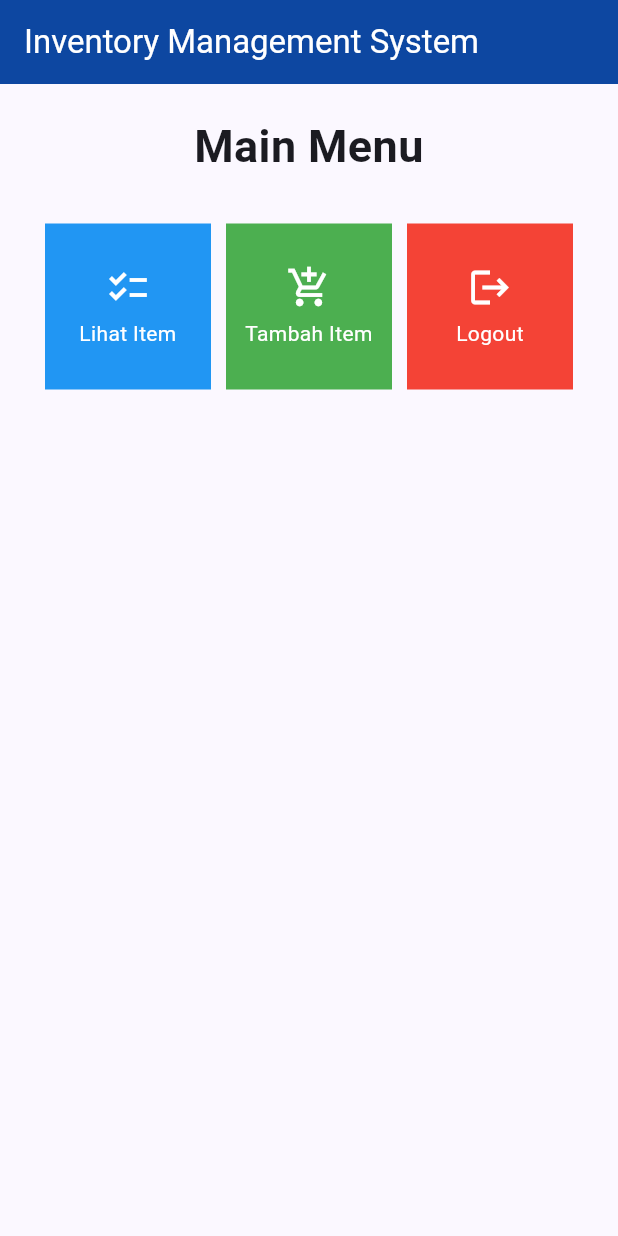
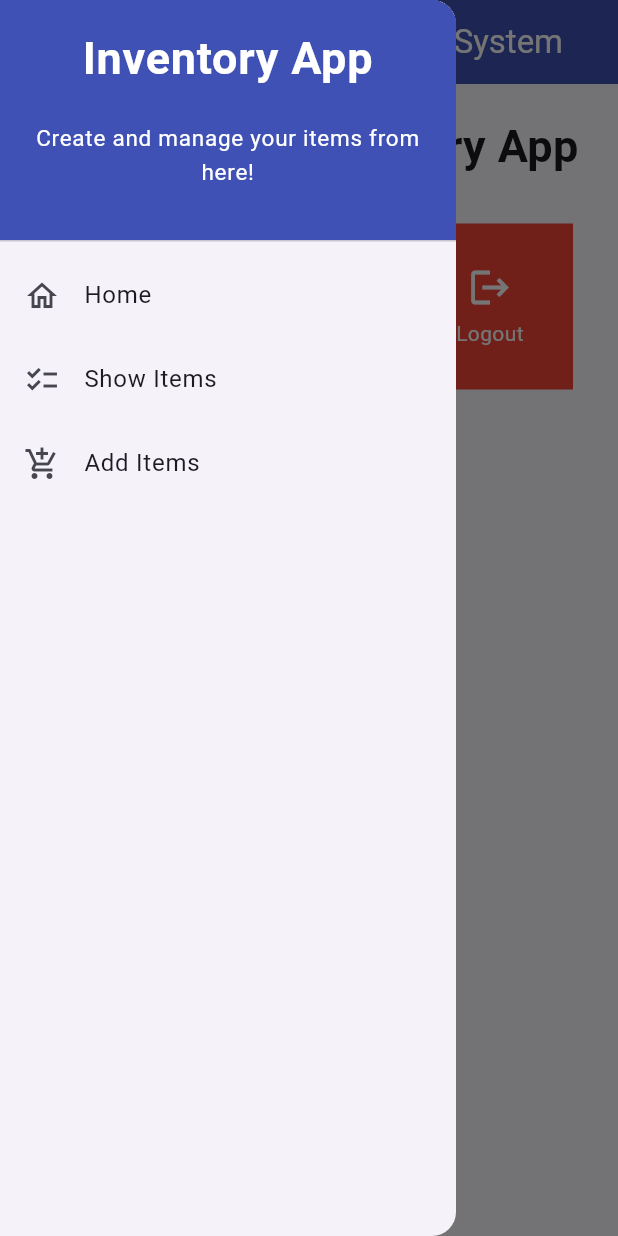
Before and after one commit to hilaldfzn/inventory-app-mobile, a Flutter app: the screen it shows after launch, with the side drawer open (before the commit the screen has no drawer), on a phone screen of 412 x 824 dp. Run offline on Flutter 3.47's test engine with Material 2 defaults, Android fonts, the light colour scheme and no system bars.

Commit message:
Tugas 8: Bonus done

```diff
--- a/lib/main.dart
+++ b/lib/main.dart
@@ -1,5 +1,5 @@
 import 'package:flutter/material.dart';
-import 'package:inventory_app_mobile/menu.dart';
+import 'package:inventory_app_mobile/screens/menu.dart';
 
 void main() {
   runApp(const MyApp());
--- a/lib/menu.dart
+++ /dev/null
@@ -1,107 +0,0 @@
-import 'package:flutter/material.dart';
-
-class MyHomePage extends StatelessWidget {
-  MyHomePage({Key? key}) : super(key: key);
-
-  final List<Item> items = [
-    Item("Lihat Item", Icons.checklist, Colors.blue),
-    Item("Tambah Item", Icons.add_shopping_cart, Colors.green),
-    Item("Logout", Icons.logout, Colors.red),
-  ];
-
-  @override
-  Widget build(BuildContext context) {
-    return Scaffold(
-      appBar: AppBar(
-        backgroundColor: Colors.blue[900],
-        title: const Text(
-          'Inventory Management System',
-          style: TextStyle(color: Colors.white),
-        ),
-      ),
-      body: SingleChildScrollView(
-        child: Padding(
-          padding: const EdgeInsets.all(10.0),
-          child: Column(
-            children: <Widget>[
-              const Padding(
-                padding: EdgeInsets.only(top: 10.0, bottom: 10.0),
-                child: Text(
-                  'Main Menu',
-                  textAlign: TextAlign.center,
-                  style: TextStyle(
-                    fontSize: 30,
-                    fontWeight: FontWeight.bold,
-                  ),
-                ),
-              ),
-              GridView.count(
-                primary: true,
-                padding: const EdgeInsets.all(20),
-                crossAxisSpacing: 10,
-                mainAxisSpacing: 10,
-                crossAxisCount: 3,
-                shrinkWrap: true,
-                children: items.map((Item item) {
-                  return ItemCard(item);
-                }).toList(),
-              ),
-            ],
-          ),
-        ),
-      ),
-    );
-  }
-}
-
-class Item {
-  final String name;
-  final IconData icon;
-  final Color color;
-  Item(this.name, this.icon, this.color);
-}
-
-class ItemCard extends StatelessWidget {
-  final Item item;
-
-  const ItemCard(this.item, {super.key}); // Constructor
-
-  @override
-  Widget build(BuildContext context) {
-    return Material(
-      color: item.color,
-      child: InkWell(
-        // Area responsive terhadap sentuhan
-        onTap: () {
-          // Memunculkan SnackBar ketika diklik
-          ScaffoldMessenger.of(context)
-            ..hideCurrentSnackBar()
-            ..showSnackBar(SnackBar(
-                content: Text("Kamu telah menekan tombol ${item.name}!")));
-        },
-        child: Container(
-          // Container untuk menyimpan Icon dan Text
-          padding: const EdgeInsets.all(8),
-          child: Center(
-            child: Column(
-              mainAxisAlignment: MainAxisAlignment.center,
-              children: [
-                Icon(
-                  item.icon,
-                  color: Colors.white,
-                  size: 30.0,
-                ),
-                const Padding(padding: EdgeInsets.all(3)),
-                Text(
-                  item.name,
-                  textAlign: TextAlign.center,
-                  style: const TextStyle(color: Colors.white),
-                ),
-              ],
-            ),
-          ),
-        ),
-      ),
-    );
-  }
-}
--- /dev/null
+++ b/lib/screens/menu.dart
@@ -0,0 +1,65 @@
+import 'package:flutter/material.dart';
+import 'package:inventory_app_mobile/widgets/left_drawer.dart';
+import 'package:inventory_app_mobile/widgets/menu_card.dart';
+
+class MyHomePage extends StatelessWidget {
+  MyHomePage({Key? key}) : super(key: key);
+
+  final List<MenuItem> items = [
+    MenuItem("Show Items", Icons.checklist, Colors.blue),
+    MenuItem("Add Items", Icons.add_shopping_cart, Colors.green),
+    MenuItem("Logout", Icons.logout, Colors.red),
+  ];
+
+  @override
+  Widget build(BuildContext context) {
+    return Scaffold(
+      appBar: AppBar(
+        centerTitle: false,
+        title: const Text(
+          'Inventory Management System',
+        ),
+        backgroundColor: Colors.indigo,
+        foregroundColor: Colors.white,
+      ),
+      drawer: const LeftDrawer(),
+      body: SingleChildScrollView(
+        // Widget wrapper yang dapat discroll
+        child: Padding(
+          padding: const EdgeInsets.all(10.0), // Set padding dari halaman
+          child: Column(
+            // Widget untuk menampilkan children secara vertikal
+            children: <Widget>[
+              const Padding(
+                padding: EdgeInsets.only(top: 10.0, bottom: 10.0),
+                // Widget Text untuk menampilkan tulisan dengan alignment center dan style yang sesuai
+                child: Text(
+                  'Welcome to Inventory App', // Text yang menandakan toko
+                  textAlign: TextAlign.center,
+                  style: TextStyle(
+                    fontSize: 30,
+                    fontWeight: FontWeight.bold,
+                  ),
+                ),
+              ),
+              // Grid layout
+              GridView.count(
+                // Container pada card kita.
+                primary: true,
+                padding: const EdgeInsets.all(20),
+                crossAxisSpacing: 10,
+                mainAxisSpacing: 10,
+                crossAxisCount: 3,
+                shrinkWrap: true,
+                children: items.map((MenuItem item) {
+                  // Iterasi untuk setiap item
+                  return MenuCard(item);
+                }).toList(),
+              ),
+            ],
+          ),
+        ),
+      ),
+    );
+  }
+}
--- /dev/null
+++ b/lib/widgets/left_drawer.dart
@@ -0,0 +1,86 @@
+import 'package:flutter/material.dart';
+import 'package:inventory_app_mobile/screens/menu.dart';
+import 'package:inventory_app_mobile/screens/item_form.dart';
+import 'package:inventory_app_mobile/screens/item_list.dart';
+
+class LeftDrawer extends StatelessWidget {
+  const LeftDrawer({super.key});
+
+  @override
+  Widget build(BuildContext context) {
+    return Drawer(
+      child: ListView(
+        children: [
+          const DrawerHeader(
+            decoration: BoxDecoration(
+              color: Colors.indigo,
+            ),
+            child: Column(
+              children: [
+                Text(
+                  'Inventory App',
+                  textAlign: TextAlign.center,
+                  style: TextStyle(
+                    fontSize: 30,
+                    fontWeight: FontWeight.bold,
+                    color: Colors.white,
+                  ),
+                ),
+                Padding(padding: EdgeInsets.all(10)),
+                Text(
+                  "Create and manage your items from here!",
+                  // Menambahkan gaya teks dengan center alignment, font ukuran 15, warna putih, dan weight biasa
+                  textAlign: TextAlign.center,
+                  style: TextStyle(
+                    fontSize: 15,
+                    color: Colors.white,
+                    fontWeight: FontWeight.normal,
+                  ),
+                ),
+              ],
+            ),
+          ),
+          // Routing
+          ListTile(
+            leading: const Icon(Icons.home_outlined),
+            title: const Text('Home'),
+            // Bagian redirection ke MyHomePage
+            onTap: () {
+              Navigator.pushReplacement(
+                  context,
+                  MaterialPageRoute(
+                    builder: (context) => MyHomePage(),
+                  ));
+            },
+          ),
+          ListTile(
+            leading: const Icon(Icons.checklist),
+            title: const Text('Show Items'),
+            // Bagian redirection ke ShopFormPage
+            onTap: () {
+              Navigator.pushReplacement(
+                  context,
+                  MaterialPageRoute(
+                    builder: (context) => const ItemsPage(),
+                  ));
+            },
+          ),
+          ListTile(
+            leading: const Icon(Icons.add_shopping_cart),
+            title: const Text('Add Items'),
+            // Bagian redirection ke ShopFormPage
+            onTap: () {
+              /*
+              Routing ke ShopFormPage di sini, setelah halaman ShopFormPage sudah dibuat.
+              */
+              Navigator.pushReplacement(
+                  context,
+                  MaterialPageRoute(
+                      builder: (context) => const ItemFormPage()));
+            },
+          ),
+        ],
+      ),
+    );
+  }
+}
--- /dev/null
+++ b/lib/widgets/menu_card.dart
@@ -0,0 +1,93 @@
+import 'package:flutter/material.dart';
+import 'package:inventory_app_mobile/screens/item_form.dart';
+import 'package:inventory_app_mobile/screens/item_list.dart';
+
+class MenuItem {
+  final String name;
+  final IconData icon;
+  final Color color;
+
+  MenuItem(this.name, this.icon, this.color);
+}
+
+class Item {
+  final String name;
+  final String category;
+  final int amount;
+  final int power;
+  final int price;
+  final String description;
+
+  Item({
+    required this.name,
+    required this.category,
+    required this.amount,
+    required this.power,
+    required this.price,
+    required this.description,
+  });
+}
+
+class MenuCard extends StatelessWidget {
+  final MenuItem item;
+
+  const MenuCard(this.item, {super.key}); // Constructor
+
+  @override
+  Widget build(BuildContext context) {
+    return Material(
+      color: item.color,
+      child: InkWell(
+        // Area responsive terhadap sentuhan
+        onTap: () {
+          // Memunculkan SnackBar ketika diklik
+          ScaffoldMessenger.of(context)
+            ..hideCurrentSnackBar()
+            ..showSnackBar(SnackBar(
+                content: Text("Kamu telah menekan tombol ${item.name}!")));
+
+          if (item.name == "Show Items") {
+            Navigator.push(
+                context,
+                MaterialPageRoute(
+                  builder: (context) => const ItemsPage(),
+                ));
+          }
+
+          // Navigate ke route yang sesuai (tergantung jenis tombol)
+          if (item.name == "Add Items") {
+            // Melakukan navigasi ke MaterialPageRoute yang mencakup ShopFormPage.
+            Navigator.push(
+              context,
+              MaterialPageRoute(
+                builder: (context) => const ItemFormPage(),
+              ),
+            );
+          }
+        },
+        child: Container(
+          // Container untuk menyimpan Icon dan Text
+          padding: const EdgeInsets.all(8),
+          child: Center(
+            child: Column(
+              mainAxisAlignment: MainAxisAlignment.center,
+              children: [
+                Icon(
+                  item.icon,
+                  color: Colors.white,
+                  size: 30.0,
+                ),
+                const Padding(padding: EdgeInsets.all(3)),
+                Text(
+                  item.name,
+                  textAlign: TextAlign.center,
+                  style: const TextStyle(color: Colors.white),
+                ),
+              ],
+            ),
+          ),
+        ),
+      ),
+    );
+  }
+}
```
Also changed, not shown: lib/screens/item_form.dart (added, +270 -0 lines), lib/screens/item_list.dart (added, +91 -0 lines).
